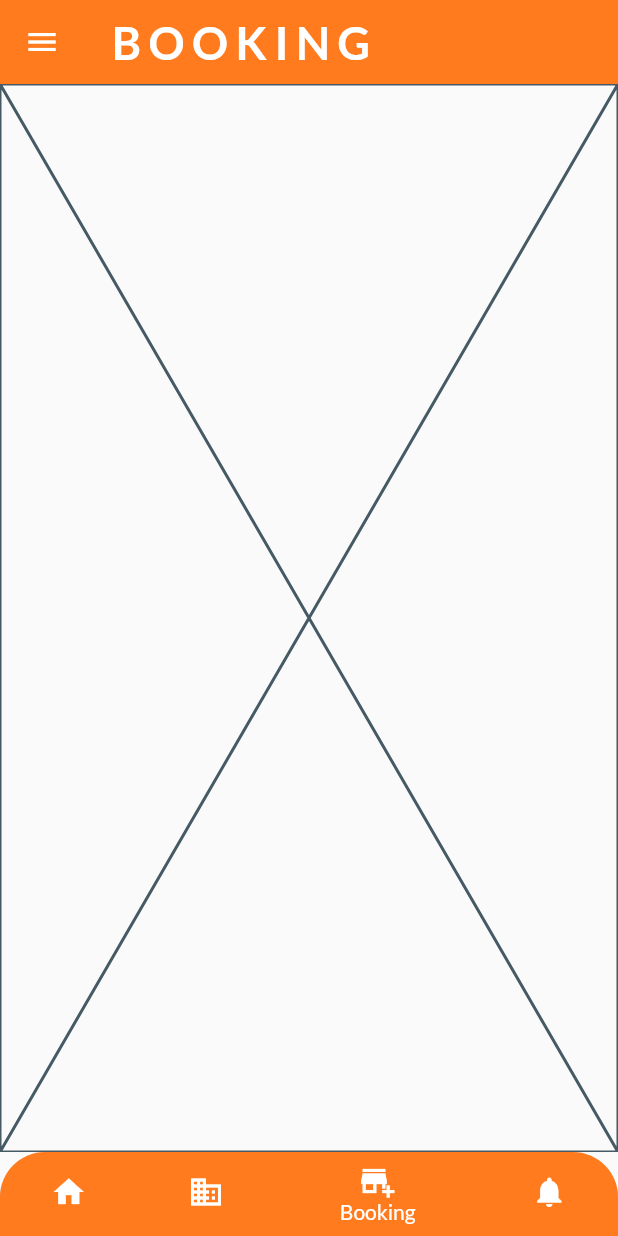
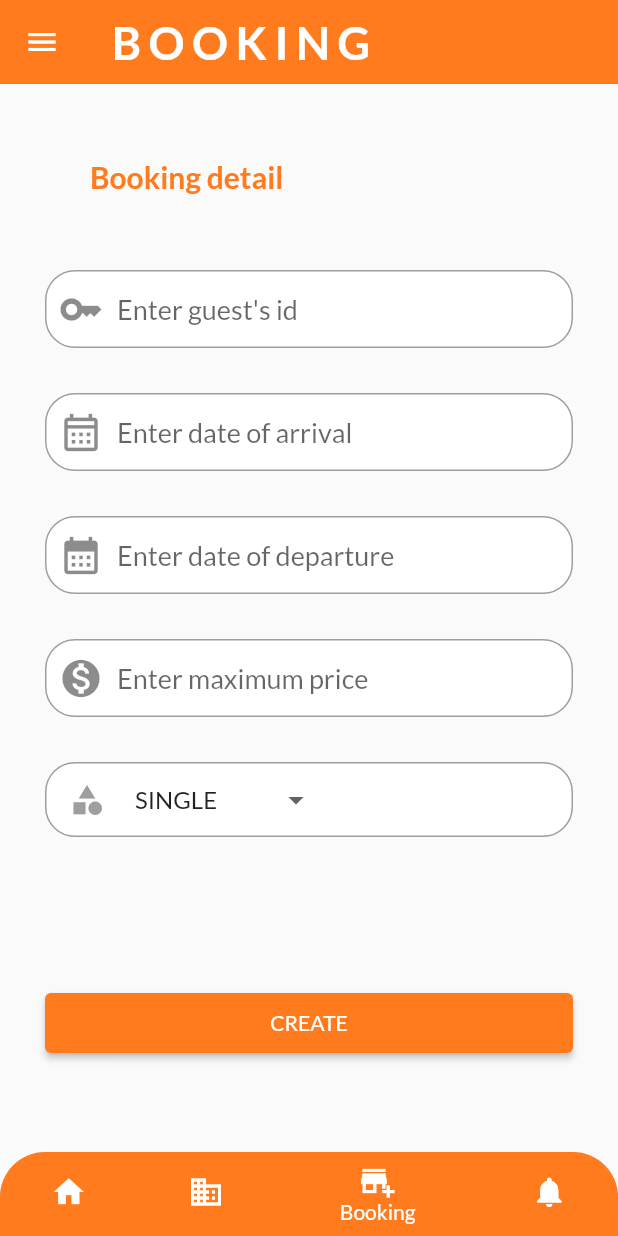
Before and after one commit to tsuna614/MHA-project, a Flutter app: the screen it shows once a user with an empty profile is signed in, swiped to page 3, on a phone screen of 412 x 824 dp. Run offline on Flutter 3.47's test engine with Material 2 defaults, Android fonts, the phone set to English and light mode, and no system bars; our stand-ins replace cloud_firestore, firebase_auth, firebase_core, firebase_storage, google_fonts, image_picker; accounts and stored records are empty.

Commit message:
booking screen 1/2

```diff
--- a/mha_project/lib/screens/hotel-screens/booking-screen/booking_screen.dart
+++ b/mha_project/lib/screens/hotel-screens/booking-screen/booking_screen.dart
@@ -1,229 +1,253 @@
-// import 'package:flutter/material.dart';
-
-// class BookingScreen extends StatelessWidget {
-//   const BookingScreen({super.key});
-
-//   @override
-//   Widget build(BuildContext context) {
-//     final keyboardSpace = MediaQuery.of(context).viewInsets.bottom;
-
-//     return Scaffold(
-//       body: SingleChildScrollView(
-//         child: ConstrainedBox(
-//           constraints: BoxConstraints(
-//             minWidth: MediaQuery.of(context).size.width,
-//             minHeight: MediaQuery.of(context).size.height,
-//           ),
-//           child: IntrinsicHeight(
-//             child: Padding(
-//               padding: EdgeInsets.only(
-//                   left: 30, right: 30, top: 50, bottom: keyboardSpace),
-//               child: Column(
-//                 // mainAxisAlignment: MainAxisAlignment.center,
-//                 mainAxisSize: MainAxisSize.max,
-//                 crossAxisAlignment: CrossAxisAlignment.start,
-//                 children: [
-//                   Padding(
-//                     padding: const EdgeInsets.only(left: 30),
-//                     child: Text(
-//                       'Booking detail',
-//                       style: TextStyle(
-//                           fontSize: 20,
-//                           fontWeight: FontWeight.bold,
-//                           color: Theme.of(context).primaryColor),
-//                     ),
-//                   ),
-//                   const SizedBox(height: 50),
-//                   TextField(
-//                     controller: _textField1Controller,
-//                     decoration: InputDecoration(
-//                       fillColor: Colors.white,
-//                       contentPadding:
-//                           const EdgeInsets.symmetric(vertical: 15.0),
-//                       enabledBorder: const OutlineInputBorder(
-//                         borderSide: BorderSide(color: Colors.grey),
-//                         borderRadius: BorderRadius.all(
-//                           Radius.circular(
-//                             20.0,
-//                           ),
-//                         ),
-//                       ),
-//                       focusedBorder: OutlineInputBorder(
-//                         borderSide:
-//                             BorderSide(color: Theme.of(context).primaryColor),
-//                         borderRadius:
-//                             const BorderRadius.all(Radius.circular(20.0)),
-//                       ),
-//                       hintText: textField1HintText,
-//                       hintStyle: TextStyle(fontSize: 18.0),
-//                       prefixIcon: Icon(
-//                         textField1Icon,
-//                         size: 30.0,
-//                       ),
-//                       filled: true,
-//                     ),
-//                   ),
-//                   const SizedBox(height: 30),
-//                   TextField(
-//                     controller: _textField2Controller,
-//                     keyboardType: widget.categoryName == 'room'
-//                         ? TextInputType.number
-//                         : TextInputType.text,
-//                     decoration: InputDecoration(
-//                       fillColor: Colors.white,
-//                       contentPadding:
-//                           const EdgeInsets.symmetric(vertical: 15.0),
-//                       enabledBorder: const OutlineInputBorder(
-//                         borderSide: BorderSide(color: Colors.grey),
-//                         borderRadius: BorderRadius.all(Radius.circular(20.0)),
-//                       ),
-//                       focusedBorder: OutlineInputBorder(
-//                         borderSide:
-//                             BorderSide(color: Theme.of(context).primaryColor),
-//                         borderRadius:
-//                             const BorderRadius.all(Radius.circular(20.0)),
-//                       ),
-//                       hintText: textField2HintText,
-//                       hintStyle: const TextStyle(fontSize: 18.0),
-//                       prefixIcon: Icon(
-//                         textField2Icon,
-//                         size: 30.0,
-//                       ),
-//                       filled: true,
-//                     ),
-//                     //onSubmitted :
-//                   ),
-//                   const SizedBox(height: 30),
-//                   TextField(
-//                     controller: _textField3Controller,
-//                     keyboardType: widget.categoryName == 'room'
-//                         ? TextInputType.number
-//                         : TextInputType.text,
-//                     decoration: InputDecoration(
-//                       fillColor: Colors.white,
-//                       contentPadding:
-//                           const EdgeInsets.symmetric(vertical: 15.0),
-//                       enabledBorder: const OutlineInputBorder(
-//                         borderSide: BorderSide(color: Colors.grey),
-//                         borderRadius: BorderRadius.all(Radius.circular(20.0)),
-//                       ),
-//                       focusedBorder: OutlineInputBorder(
-//                         borderSide:
-//                             BorderSide(color: Theme.of(context).primaryColor),
-//                         borderRadius:
-//                             const BorderRadius.all(Radius.circular(20.0)),
-//                       ),
-//                       hintText: textField3HintText,
-//                       hintStyle: const TextStyle(fontSize: 18.0),
-//                       prefixIcon: Icon(
-//                         textField3Icon,
-//                         size: 30.0,
-//                       ),
-//                       filled: true,
-//                     ),
-//                   ),
-//                   const SizedBox(height: 30),
-//                   Row(
-//                     children: [
-//                       Expanded(
-//                         child: TextField(
-//                           controller: _textField4Controller,
-//                           keyboardType: widget.categoryName == 'room' ||
-//                                   widget.categoryName == 'service'
-//                               ? TextInputType.number
-//                               : TextInputType.emailAddress,
-//                           decoration: InputDecoration(
-//                             fillColor: Colors.white,
-//                             contentPadding:
-//                                 const EdgeInsets.symmetric(vertical: 15.0),
-//                             enabledBorder: const OutlineInputBorder(
-//                               borderSide: BorderSide(color: Colors.grey),
-//                               borderRadius:
-//                                   BorderRadius.all(Radius.circular(20.0)),
-//                             ),
-//                             focusedBorder: OutlineInputBorder(
-//                               borderSide: BorderSide(
-//                                   color: Theme.of(context).primaryColor),
-//                               borderRadius:
-//                                   const BorderRadius.all(Radius.circular(20.0)),
-//                             ),
-//                             hintText: textField4HintText,
-//                             hintStyle: const TextStyle(fontSize: 18.0),
-//                             prefixIcon: Icon(
-//                               textField4Icon,
-//                               size: 30.0,
-//                             ),
-//                             filled: true,
-//                           ),
-//                           //onSubmitted :
-//                         ),
-//                       ),
-//                       if (widget.categoryName == 'room' ||
-//                           widget.categoryName == 'service')
-//                         Expanded(
-//                           child: Padding(
-//                             padding: const EdgeInsets.only(left: 30, right: 30),
-//                             child: DropdownButton(
-//                               value: widget.categoryName == 'room'
-//                                   ? _selectedRoomType
-//                                   : _selectedServiceType,
-//                               items: widget.categoryName == 'room'
-//                                   ? roomType
-//                                       .map((data) => DropdownMenuItem(
-//                                           value: data, child: Text(data)))
-//                                       .toList()
-//                                   : serviceType
-//                                       .map((data) => DropdownMenuItem(
-//                                           value: data, child: Text(data)))
-//                                       .toList(),
-//                               onChanged: (value) {
-//                                 if (value == null) {
-//                                   return;
-//                                 }
-//                                 setState(() {
-//                                   if (widget.categoryName == 'room')
-//                                     _selectedRoomType = value;
-//                                   else
-//                                     _selectedServiceType = value;
-//                                 });
-//                               },
-//                               // style: ,
-//                               isExpanded: true,
-//                             ),
-//                           ),
-//                         ),
-//                     ],
-//                   ),
-//                   SizedBox(height: 100),
-//                   Padding(
-//                     padding: const EdgeInsets.only(bottom: 60),
-//                     child: ElevatedButton(
-//                         style: ElevatedButton.styleFrom(
-//                           minimumSize: const Size.fromHeight(40),
-//                           backgroundColor: Theme.of(context).primaryColor,
-//                         ),
-//                         onPressed: () {
-//                           _submitCreateRoom(context);
-//                         },
-//                         child: const Text('CREATE')),
-//                   ),
-//                 ],
-//               ),
-//             ),
-//           ),
-//         ),
-//       ),
-//     );
-//   }
-// }
-
 import 'package:flutter/material.dart';
 
-class BookingScreen extends StatelessWidget {
+final List<String> roomType = [
+  "SINGLE",
+  "DOUBLE",
+  "QUAD",
+  "QUEEN",
+  "KING",
+  "TWIN",
+  "STUDIO",
+  "SUITE",
+  "APARTMENT",
+  "VILLA",
+];
+
+class BookingScreen extends StatefulWidget {
   const BookingScreen({super.key});
 
   @override
+  State<BookingScreen> createState() => _BookingScreenState();
+}
+
+class _BookingScreenState extends State<BookingScreen> {
+  final _textField1Controller = TextEditingController();
+  final _textField2Controller = TextEditingController();
+  final _textField3Controller = TextEditingController();
+  final _textField4Controller = TextEditingController();
+
+  var _selectedRoomType = roomType[0];
+
+  void _submitCreateRoom(BuildContext context) {
+    final enteredTextField1 = _textField1Controller.text;
+    final enteredTextField2 = _textField2Controller.text;
+    final enteredTextField3 = _textField3Controller.text;
+    final enteredTextField4 = _textField4Controller.text;
+    final selectedType = _selectedRoomType;
+
+    print(enteredTextField1);
+    print(enteredTextField2);
+    print(enteredTextField3);
+    print(enteredTextField4);
+    print(selectedType);
+  }
+
+  @override
   Widget build(BuildContext context) {
-    return const Placeholder();
+    final keyboardSpace = MediaQuery.of(context).viewInsets.bottom;
+
+    return Scaffold(
+      body: SingleChildScrollView(
+        child: ConstrainedBox(
+          constraints: BoxConstraints(
+            minWidth: MediaQuery.of(context).size.width,
+            minHeight: MediaQuery.of(context).size.height,
+          ),
+          child: IntrinsicHeight(
+            child: Padding(
+              padding: EdgeInsets.only(left: 30, right: 30, top: 50, bottom: 0),
+              child: Column(
+                // mainAxisAlignment: MainAxisAlignment.center,
+                mainAxisSize: MainAxisSize.max,
+                crossAxisAlignment: CrossAxisAlignment.start,
+                children: [
+                  Padding(
+                    padding: const EdgeInsets.only(left: 30),
+                    child: Text(
+                      'Booking detail',
+                      style: TextStyle(
+                          fontSize: 20,
+                          fontWeight: FontWeight.bold,
+                          color: Theme.of(context).primaryColor),
+                    ),
+                  ),
+                  const SizedBox(height: 50),
+                  TextField(
+                    controller: _textField1Controller,
+                    keyboardType: TextInputType.number,
+                    decoration: InputDecoration(
+                      fillColor: Colors.white,
+                      contentPadding:
+                          const EdgeInsets.symmetric(vertical: 15.0),
+                      enabledBorder: const OutlineInputBorder(
+                        borderSide: BorderSide(color: Colors.grey),
+                        borderRadius: BorderRadius.all(
+                          Radius.circular(
+                            20.0,
+                          ),
+                        ),
+                      ),
+                      focusedBorder: OutlineInputBorder(
+                        borderSide:
+                            BorderSide(color: Theme.of(context).primaryColor),
+                        borderRadius:
+                            const BorderRadius.all(Radius.circular(20.0)),
+                      ),
+                      hintText: 'Enter guest\'s id',
+                      hintStyle: TextStyle(fontSize: 18.0),
+                      prefixIcon: Icon(
+                        Icons.key,
+                        size: 30.0,
+                      ),
+                      filled: true,
+                    ),
+                  ),
+                  const SizedBox(height: 30),
+                  TextField(
+                    controller: _textField2Controller,
+                    keyboardType: TextInputType.datetime,
+                    decoration: InputDecoration(
+                      fillColor: Colors.white,
+                      contentPadding:
+                          const EdgeInsets.symmetric(vertical: 15.0),
+                      enabledBorder: const OutlineInputBorder(
+                        borderSide: BorderSide(color: Colors.grey),
+                        borderRadius: BorderRadius.all(Radius.circular(20.0)),
+                      ),
+                      focusedBorder: OutlineInputBorder(
+                        borderSide:
+                            BorderSide(color: Theme.of(context).primaryColor),
+                        borderRadius:
+                            const BorderRadius.all(Radius.circular(20.0)),
+                      ),
+                      hintText: 'Enter date of arrival',
+                      hintStyle: const TextStyle(fontSize: 18.0),
+                      prefixIcon: Icon(
+                        Icons.calendar_month_outlined,
+                        size: 30.0,
+                      ),
+                      filled: true,
+                    ),
+                    //onSubmitted :
+                  ),
+                  const SizedBox(height: 30),
+                  TextField(
+                    controller: _textField3Controller,
+                    keyboardType: TextInputType.datetime,
+                    decoration: InputDecoration(
+                      fillColor: Colors.white,
+                      contentPadding:
+                          const EdgeInsets.symmetric(vertical: 15.0),
+                      enabledBorder: const OutlineInputBorder(
+                        borderSide: BorderSide(color: Colors.grey),
+                        borderRadius: BorderRadius.all(Radius.circular(20.0)),
+                      ),
+                      focusedBorder: OutlineInputBorder(
+                        borderSide:
+                            BorderSide(color: Theme.of(context).primaryColor),
+                        borderRadius:
+                            const BorderRadius.all(Radius.circular(20.0)),
+                      ),
+                      hintText: 'Enter date of departure',
+                      hintStyle: const TextStyle(fontSize: 18.0),
+                      prefixIcon: Icon(
+                        Icons.calendar_month,
+                        size: 30.0,
+                      ),
+                      filled: true,
+                    ),
+                  ),
+                  const SizedBox(height: 30),
+                  TextField(
+                    controller: _textField4Controller,
+                    keyboardType: TextInputType.number,
+                    decoration: InputDecoration(
+                      fillColor: Colors.white,
+                      contentPadding:
+                          const EdgeInsets.symmetric(vertical: 15.0),
+                      enabledBorder: const OutlineInputBorder(
+                        borderSide: BorderSide(color: Colors.grey),
+                        borderRadius: BorderRadius.all(Radius.circular(20.0)),
+                      ),
+                      focusedBorder: OutlineInputBorder(
+                        borderSide:
+                            BorderSide(color: Theme.of(context).primaryColor),
+                        borderRadius:
+                            const BorderRadius.all(Radius.circular(20.0)),
+                      ),
+                      hintText: 'Enter maximum price',
+                      hintStyle: const TextStyle(fontSize: 18.0),
+                      prefixIcon: Icon(
+                        Icons.monetization_on,
+                        size: 30.0,
+                      ),
+                      filled: true,
+                    ),
+                    //onSubmitted :
+                  ),
+                  SizedBox(height: 30),
+                  Container(
+                    padding: EdgeInsets.only(left: 15, right: 20),
+                    decoration: BoxDecoration(
+                        color: Colors.white,
+                        borderRadius: BorderRadius.circular(20.0),
+                        border: Border.all(width: 1, color: Colors.grey)),
+                    child: Row(
+                      children: [
+                        Icon(
+                          Icons.category,
+                          color: Colors.grey,
+                        ),
+                        SizedBox(width: 20),
+                        Expanded(
+                          child: DropdownButton(
+                            underline: SizedBox(),
+                            value: _selectedRoomType,
+                            items: roomType
+                                .map((data) => DropdownMenuItem(
+                                    value: data,
+                                    child: Row(
+                                      children: [
+                                        Text(
+                                          data,
+                                        ),
+                                      ],
+                                    )))
+                                .toList(),
+                            onChanged: (value) {
+                              if (value == null) {
+                                return;
+                              }
+                              setState(() {
+                                _selectedRoomType = value;
+                              });
+                            },
+                            // style: ,
+                            // isExpanded: true,
+                          ),
+                        ),
+                      ],
+                    ),
+                  ),
+                  SizedBox(height: 100),
+                  Padding(
+                    padding: const EdgeInsets.only(bottom: 60),
+                    child: ElevatedButton(
+                        style: ElevatedButton.styleFrom(
+                          minimumSize: const Size.fromHeight(40),
+                          backgroundColor: Theme.of(context).primaryColor,
+                        ),
+                        onPressed: () {
+                          _submitCreateRoom(context);
+                        },
+                        child: const Text('CREATE')),
+                  ),
+                ],
+              ),
+            ),
+          ),
+        ),
+      ),
+    );
   }
 }
--- a/mha_project/lib/screens/hotel-screens/manage-screens/create_screen.dart
+++ b/mha_project/lib/screens/hotel-screens/manage-screens/create_screen.dart
@@ -467,8 +467,17 @@ class _CreateScreenState extends State<CreateScreen> {
                           widget.categoryName == 'service')
                         Expanded(
                           child: Padding(
-                            padding: const EdgeInsets.only(left: 30, right: 30),
+                            padding: const EdgeInsets.only(left: 10),
+                            child: Container(
+                              padding: EdgeInsets.only(left: 20),
+                              decoration: BoxDecoration(
+                                color: Colors.white,
+                                borderRadius: BorderRadius.circular(20.0),
+                                border:
+                                    Border.all(width: 1, color: Colors.grey),
+                              ),
                               child: DropdownButton(
+                                underline: SizedBox(),
                                 value: widget.categoryName == 'room'
                                     ? _selectedRoomType
                                     : _selectedServiceType,
@@ -497,6 +506,7 @@ class _CreateScreenState extends State<CreateScreen> {
                               ),
                             ),
                           ),
+                        ),
                     ],
                   ),
                   SizedBox(height: 100),
--- a/mha_project/lib/screens/hotel_tabs_screen.dart
+++ b/mha_project/lib/screens/hotel_tabs_screen.dart
@@ -97,8 +97,7 @@ class _TabScreenState extends State<TabScreen> {
               setState(() {
                 _selectedIndex = index;
                 _pageController.animateToPage(_selectedIndex,
-                    duration: Duration(milliseconds: 200),
-                    curve: Curves.linear);
+                    duration: Duration(milliseconds: 1), curve: Curves.linear);
                 widget.changeTitle(index);
               });
             },
--- a/mha_project/lib/screens/main_screen.dart
+++ b/mha_project/lib/screens/main_screen.dart
@@ -74,6 +74,7 @@ class _MainScreenState extends State<MainScreen> {
       selectedMainScreen = 0;
     }
     return Scaffold(
+      resizeToAvoidBottomInset: false,
       appBar: appBarTitle == 'Profile'
           ? null
           : AppBar(
```
Lines whose indentation alone changed are shown as unchanged.
